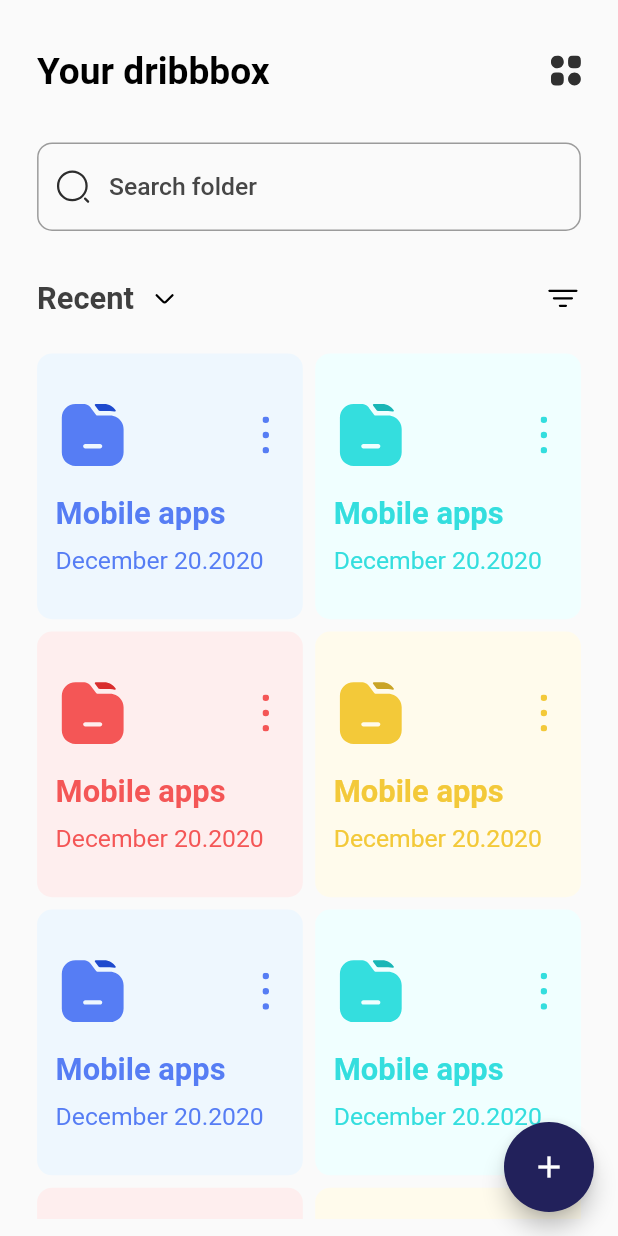
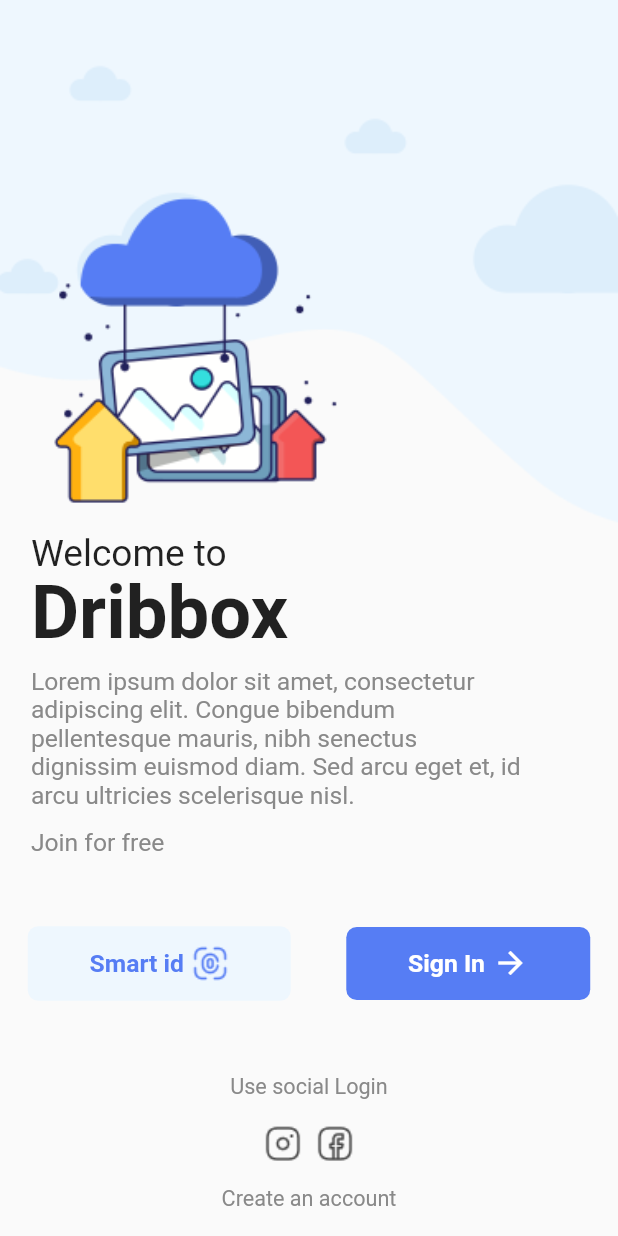
Before and after one commit to ArpitSahu01/UI_Designs, a Flutter app: the screen it shows after launch, on a phone screen of 412 x 824 dp. Run offline on Flutter 3.47's test engine with Material 2 defaults, Android fonts, the phone set to English and light mode, and no system bars; our stand-ins replace flutter_svg, google_fonts; Roboto replaces fonts that are missing (Questrial).

Commit message:
compleated splash screen page

```diff
--- a/lib/main.dart
+++ b/lib/main.dart
@@ -1,5 +1,6 @@
 import 'package:flutter/material.dart';
 import 'package:ui_pracitice/screens/home_screen.dart';
+import 'package:ui_pracitice/screens/splash_screen.dart';
 
 void main() {
   runApp(const MyApp());
@@ -12,7 +13,7 @@ class MyApp extends StatelessWidget {
   Widget build(BuildContext context) {
     return MaterialApp(
       title: 'Cloud Storage App',
-      home: HomeScreen(),
+      home: SplashScreen(),
     );
   }
 }
--- /dev/null
+++ b/lib/screens/splash_screen.dart
@@ -0,0 +1,199 @@
+import 'package:flutter/material.dart';
+import 'package:ui_pracitice/utils/app_styles.dart';
+import 'package:ui_pracitice/utils/size_config.dart';
+
+class SplashScreen extends StatelessWidget {
+  const SplashScreen({Key? key}) : super(key: key);
+
+  @override
+  Widget build(BuildContext context) {
+    SizeConfig().init(context);
+    return Scaffold(
+      body: SafeArea(
+        child: SingleChildScrollView(
+          physics: NeverScrollableScrollPhysics(),
+          child: Column(
+            children: [
+              Stack(
+                children: [
+                  Container(
+                    margin: EdgeInsets.only(bottom: SizeConfig.blockSizeVertical!*4),
+                    width: SizeConfig.screenWidth,
+                      child: Image.asset("assets/splashAssets/splashScreen.png",fit: BoxFit.cover,),
+                  ),
+                  Positioned(
+                    top: SizeConfig.blockSizeVertical!*43,
+                    left: SizeConfig.blockSizeHorizontal!*5,
+                    child: Text(
+                      "Welcome to",
+                      style: kQuestrialRegular.copyWith(
+                        fontSize: SizeConfig.blockSizeHorizontal!*6,
+                      ),
+                    ),
+                  ),
+                  Positioned(
+                    top: SizeConfig.blockSizeVertical!*46,
+                    left: SizeConfig.blockSizeHorizontal!*5,
+                    child: Text(
+                      "Dribbox",
+                      style: kQuestrialBold.copyWith(
+                        fontSize: SizeConfig.blockSizeHorizontal!*12,
+                      ),
+                    ),
+                  ),
+                  Positioned(
+                    top: SizeConfig.blockSizeVertical!*54,
+                    left: SizeConfig.blockSizeHorizontal!*5,
+                    child: SizedBox(
+                      width: SizeConfig.screenWidth!*0.8,
+                      child: Text(
+                        "Lorem ipsum dolor sit amet, consectetur adipiscing elit. Congue bibendum pellentesque mauris, nibh senectus dignissim euismod diam. Sed arcu eget et, id arcu ultricies scelerisque nisl.",
+                        style: kQuestrialRegular.copyWith(
+                          fontSize: SizeConfig.blockSizeHorizontal!*4,
+                          color: kTextColorGrey,
+                        ),
+                      ),
+                    ),
+                  ),
+                  Positioned(
+                    top: SizeConfig.blockSizeVertical!*67,
+                    left: SizeConfig.blockSizeHorizontal!*5,
+                    child: SizedBox(
+                      width: SizeConfig.screenWidth!*0.8,
+                      child: Text(
+                        "Join for free",
+                        style: kQuestrialRegular.copyWith(
+                          fontSize: SizeConfig.blockSizeHorizontal!*4,
+                          color: kTextColorGrey,
+                        ),
+                      ),
+                    ),
+                  ),
+                ],
+              ),
+              Row(
+                mainAxisAlignment: MainAxisAlignment.spaceAround,
+                children: [
+                  Button1(),
+                  Button2(),
+                ],
+              ),
+      SizedBox(height: SizeConfig.blockSizeVertical!*6,),
+      Text(
+        "Use social Login",
+        style: kQuestrialRegular.copyWith(
+          fontSize: SizeConfig.blockSizeHorizontal!*3.5,
+          color: kTextColorGrey,
+        ),),
+              SizedBox(height: SizeConfig.blockSizeVertical!*2,),
+              Row(
+                mainAxisAlignment: MainAxisAlignment.center,
+                children: [
+                  SizedBox(
+
+                    child: Image.asset("assets/splashAssets/instagramLogo.png",
+                      height: SizeConfig.blockSizeHorizontal!*6,
+                      width: SizeConfig.blockSizeHorizontal!*6,
+                      fit: BoxFit.cover,
+                    ),),
+                  SizedBox(width: 10,),
+                  SizedBox(
+                    child: Image.asset("assets/splashAssets/facebookLogo.png",
+                      height: SizeConfig.blockSizeHorizontal!*6,
+                      width: SizeConfig.blockSizeHorizontal!*6,
+                      fit: BoxFit.cover,
+                    ),),
+                ],
+              ),
+              SizedBox(height: SizeConfig.blockSizeVertical!*2,),
+
+              Text(
+                "Create an account",
+                style: kQuestrialRegular.copyWith(
+                  fontSize: SizeConfig.blockSizeHorizontal!*3.5,
+                  color: kTextColorGrey,
+                ),),
+            ],
+          ),
+        ),
+      ),
+    );
+  }
+}
+
+class Button1 extends StatelessWidget {
+  const Button1({Key? key}) : super(key: key);
+
+  @override
+  Widget build(BuildContext context) {
+    return TextButton(
+      style: ButtonStyle(
+        overlayColor: MaterialStateProperty.all(Colors.transparent),
+        backgroundColor: MaterialStateProperty.all(kLightBlue),
+        elevation: MaterialStateProperty.all(0),
+        shape: MaterialStateProperty.all(RoundedRectangleBorder(
+          borderRadius: BorderRadius.circular(7),
+        )),
+        padding: MaterialStateProperty.all(
+    EdgeInsets.symmetric(
+        horizontal: SizeConfig.blockSizeHorizontal!*10,
+        vertical: SizeConfig.blockSizeVertical!*1.5,
+      ),
+        ),
+      ),
+
+        onPressed: (){},
+        child: Row(
+      children: [
+        Text(
+          "Smart id",
+          style: kQuestrialSemiBold.copyWith(
+            fontSize: SizeConfig.blockSizeHorizontal!*4,
+            color: kBlue,
+          ),
+        ),
+        SizedBox(width: 5,),
+        Image.asset("assets/splashAssets/fingerscan.png"),
+      ],
+    ));
+  }
+}
+
+
+class Button2 extends StatelessWidget {
+  const Button2({Key? key}) : super(key: key);
+
+  @override
+  Widget build(BuildContext context) {
+    return ElevatedButton(
+        style: ButtonStyle(
+          overlayColor: MaterialStateProperty.all(Colors.transparent),
+          backgroundColor: MaterialStateProperty.all(kBlue),
+          elevation: MaterialStateProperty.all(0),
+          shape: MaterialStateProperty.all(RoundedRectangleBorder(
+            borderRadius: BorderRadius.circular(7),
+          )),
+          padding: MaterialStateProperty.all(
+            EdgeInsets.symmetric(
+              horizontal: SizeConfig.blockSizeHorizontal!*10,
+              vertical: SizeConfig.blockSizeVertical!*1.5,
+            ),
+          ),
+        ),
+
+        onPressed: (){},
+        child: Row(
+          children: [
+            Text(
+              "Sign In",
+              style: kQuestrialSemiBold.copyWith(
+                fontSize: SizeConfig.blockSizeHorizontal!*4,
+                color: Colors.white,
+              ),
+            ),
+            SizedBox(width: 5,),
+            Icon(Icons.arrow_forward,color: Colors.white,),
+          ],
+        ));
+  }
+}
--- a/lib/utils/app_styles.dart
+++ b/lib/utils/app_styles.dart
@@ -17,6 +17,8 @@ const kLightBlue = Color(0xffEEF7FE);
 const kLightYellow = Color(0xffFFFBEC);
 const kLightRed = Color(0xffFEEEEE);
 const kLightGreen = Color(0xffF0FFFF);
+
+const kTextColorGrey = Color(0xff898989);
 
 final double kPaddigHorizontal = SizeConfig.blockSizeHorizontal! *6;
 final double kPaddingVertical = SizeConfig.blockSizeVertical! * 4;
--- a/pubspec.yaml
+++ b/pubspec.yaml
@@ -64,6 +64,7 @@ flutter:
   # To add assets to your application, add an assets section, like this:
   assets:
     - assets/
+    - assets/splashAssets/
   #   - images/a_dot_ham.jpeg
 
   # An image asset can refer to one or more resolution-specific "variants", see
```
Also changed, not shown: assets/splashAssets/facebookLogo.png (added), assets/splashAssets/fingerscan.png (added), assets/splashAssets/instagramLogo.png (added), assets/splashAssets/splashScreen.png (added).
